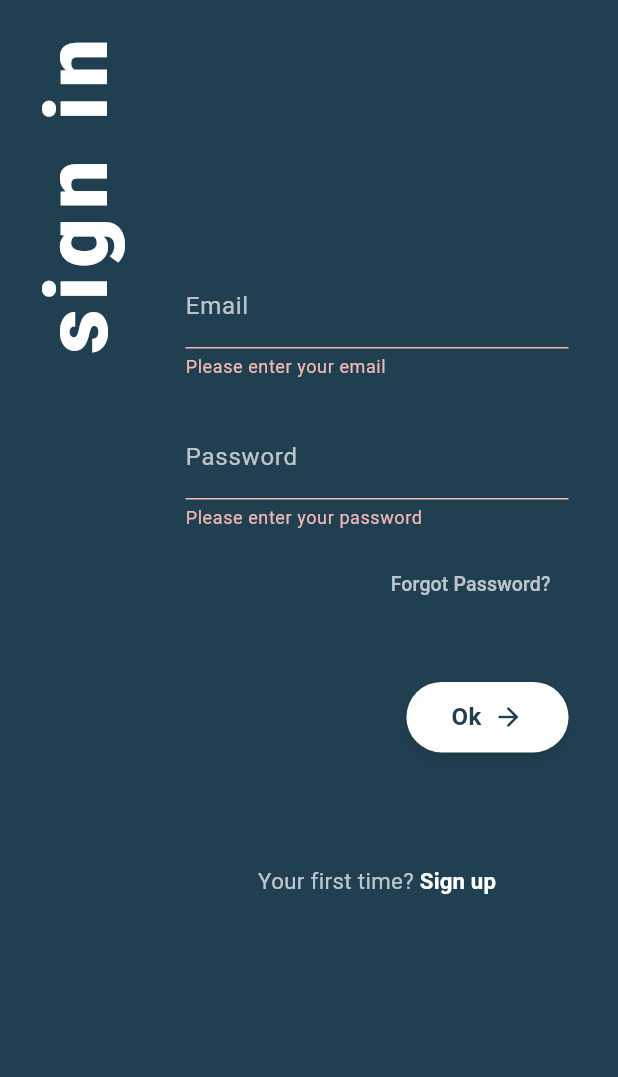
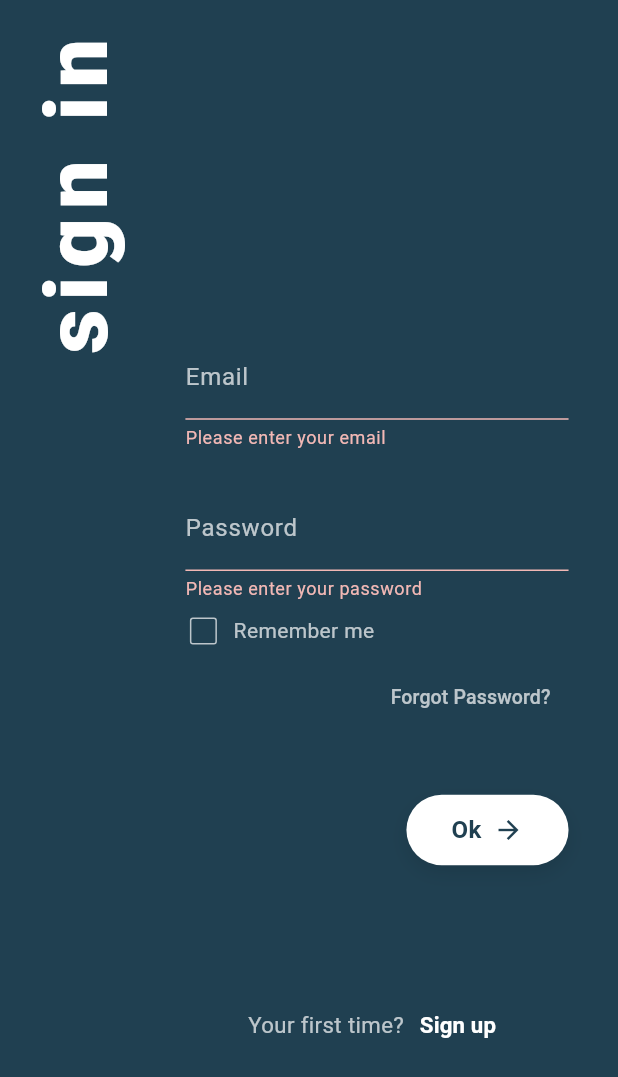
Before and after one commit to jgaspar10/Group_Travel_Expense_App, a Flutter app: the screen it shows after launch, after a tap on "Ok", on a phone screen of 412 x 824 dp. Shown: the top 1077 px of the screen. Run offline on Flutter 3.47's test engine with Material 3 defaults, Android fonts, the phone set to English and light mode, and no system bars; our stand-ins replace cloud_firestore, firebase_auth, firebase_core, image_picker, shared_preferences; accounts and stored records are empty.

Commit message:
remember email, logout function logic implemented working

```diff
--- a/lib/pages/login_page.dart
+++ b/lib/pages/login_page.dart
@@ -1,8 +1,9 @@
 // lib/pages/login_page.dart
 import 'package:flutter/material.dart';
-import 'package:firebase_auth/firebase_auth.dart'; // Import Firebase Auth
+import 'package:firebase_auth/firebase_auth.dart';
+import 'package:shared_preferences/shared_preferences.dart';
 
-// Dark Theme Colors
+// Your color constants...
 const Color darkBackgroundColor = Color(0xFF204051);
 const Color textPrimaryColor = Colors.white;
 const Color textSecondaryColor = Colors.white70;
@@ -24,6 +25,26 @@ class _LoginPageState extends State<LoginPage> {
   final _emailController = TextEditingController();
   final _passwordController = TextEditingController();
 
+  bool _rememberMe = false; // State for the checkbox
+
+  @override
+  void initState() {
+    super.initState();
+    _loadUserEmail();
+  }
+
+  // Load saved email from local storage
+  void _loadUserEmail() async {
+    final SharedPreferences prefs = await SharedPreferences.getInstance();
+    final String? email = prefs.getString('rememberedEmail');
+    if (email != null) {
+      setState(() {
+        _emailController.text = email;
+        _rememberMe = true;
+      });
+    }
+  }
+
   @override
   void dispose() {
     _emailController.dispose();
@@ -31,13 +52,19 @@ class _LoginPageState extends State<LoginPage> {
     super.dispose();
   }
 
-  // --- MODIFIED: _login method with Firebase Auth logic ---
   Future<void> _login() async {
     if (!_formKey.currentState!.validate()) {
-      return; // If form is not valid, do nothing
+      return;
     }
 
-    // Show a loading indicator for better user experience
+    // Save or remove the email based on the checkbox
+    final SharedPreferences prefs = await SharedPreferences.getInstance();
+    if (_rememberMe) {
+      await prefs.setString('rememberedEmail', _emailController.text.trim());
+    } else {
+      await prefs.remove('rememberedEmail');
+    }
+
     showDialog(
       context: context,
       barrierDismissible: false,
@@ -45,33 +72,22 @@ class _LoginPageState extends State<LoginPage> {
     );
 
     try {
-      // Sign in the user with their email and password
       await FirebaseAuth.instance.signInWithEmailAndPassword(
         email: _emailController.text.trim(),
         password: _passwordController.text.trim(),
       );
 
-      // If login is successful, navigate to the HomePage
-      // and remove all previous routes (so the user can't go back to login)
       if (mounted) {
         Navigator.pushNamedAndRemoveUntil(context, '/home', (route) => false);
       }
     } on FirebaseAuthException catch (e) {
-      // Close the loading indicator before showing the error
-      if (mounted) Navigator.pop(context);
-
-      // Handle specific Firebase authentication errors
+      if (mounted) Navigator.pop(context); // Close loading dialog
       String errorMessage = 'An error occurred. Please try again.';
       if (e.code == 'user-not-found' || e.code == 'invalid-credential') {
         errorMessage = 'No user found for that email or wrong password.';
-      } else if (e.code == 'wrong-password') {
-        errorMessage = 'Wrong password provided for that user.';
       }
-
       if (mounted) {
-        ScaffoldMessenger.of(context).showSnackBar(
-          SnackBar(content: Text(errorMessage)),
-        );
+        ScaffoldMessenger.of(context).showSnackBar(SnackBar(content: Text(errorMessage)));
       }
     }
   }
@@ -86,36 +102,28 @@ class _LoginPageState extends State<LoginPage> {
       body: SafeArea(
         child: Row(
           children: <Widget>[
+            // ... Vertical Text Section as before ...
             Container(
               width: screenWidth * 0.25,
               padding: const EdgeInsets.symmetric(horizontal: 10.0, vertical: 20.0),
-              child: Align(
-                alignment: Alignment.topCenter,
-                child: RotatedBox(quarterTurns: -1, child: Text('sign in', textAlign: TextAlign.center, style: TextStyle(color: textPrimaryColor, fontSize: screenHeight * 0.07, fontWeight: FontWeight.w900, letterSpacing: 6))),
-              ),
+              child: Align(alignment: Alignment.topCenter, child: RotatedBox(quarterTurns: -1, child: Text('sign in', textAlign: TextAlign.center, style: TextStyle(color: textPrimaryColor, fontSize: screenHeight * 0.07, fontWeight: FontWeight.w900, letterSpacing: 6)))),
             ),
             Expanded(
               child: SingleChildScrollView(
-                child: Padding(
                 padding: EdgeInsets.fromLTRB(screenWidth * 0.05, screenHeight * 0.05, screenWidth * 0.08, screenHeight * 0.02),
                 child: Form(
                   key: _formKey,
-                    child: SizedBox(
-                      height: screenHeight * 0.9,
                   child: Column(
-                        crossAxisAlignment: CrossAxisAlignment.stretch,
+                    crossAxisAlignment: CrossAxisAlignment.start,
                     mainAxisAlignment: MainAxisAlignment.center,
                     children: <Widget>[
-                          const Spacer(flex: 2),
+                      SizedBox(height: screenHeight * 0.1),
                       TextFormField(
                         controller: _emailController,
                         style: const TextStyle(color: textPrimaryColor),
                         keyboardType: TextInputType.emailAddress,
                         decoration: const InputDecoration(labelText: 'Email', labelStyle: TextStyle(color: textSecondaryColor), enabledBorder: UnderlineInputBorder(borderSide: BorderSide(color: inputLineColor)), focusedBorder: UnderlineInputBorder(borderSide: BorderSide(color: inputFocusedLineColor))),
-                            validator: (v) {
-                              if (v == null || v.isEmpty) return 'Please enter your email';
-                              return null;
-                            },
+                        validator: (v) => v!.isEmpty ? 'Please enter your email' : null,
                       ),
                       SizedBox(height: screenHeight * 0.03),
                       TextFormField(
@@ -125,7 +133,31 @@ class _LoginPageState extends State<LoginPage> {
                         obscureText: true,
                         validator: (v) => v!.isEmpty ? 'Please enter your password' : null,
                       ),
-                          SizedBox(height: screenHeight * 0.015),
+                      // --- ADDED: Remember Me Checkbox ---
+                      Padding(
+                        padding: const EdgeInsets.symmetric(vertical: 8.0),
+                        child: Row(
+                          children: [
+                            SizedBox(
+                              width: 24,
+                              height: 24,
+                              child: Checkbox(
+                                value: _rememberMe,
+                                onChanged: (value) {
+                                  setState(() {
+                                    _rememberMe = value ?? false;
+                                  });
+                                },
+                                activeColor: accentColor,
+                                checkColor: darkBackgroundColor,
+                                side: const BorderSide(color: textSecondaryColor),
+                              ),
+                            ),
+                            const SizedBox(width: 8),
+                            const Text("Remember me", style: TextStyle(color: textSecondaryColor)),
+                          ],
+                        ),
+                      ),
                       Align(
                         alignment: Alignment.centerRight,
                         child: TextButton(onPressed: () {}, child: const Text('Forgot Password?', style: TextStyle(color: textSecondaryColor, fontSize: 13))),
@@ -138,30 +170,24 @@ class _LoginPageState extends State<LoginPage> {
                           borderRadius: BorderRadius.circular(30),
                           child: Container(
                             padding: const EdgeInsets.symmetric(horizontal: 30, vertical: 12),
-                                decoration: BoxDecoration(color: circularButtonBackgroundColor, borderRadius: BorderRadius.circular(30), boxShadow: [BoxShadow(color: Colors.black.withAlpha((255 * 0.1).round()), blurRadius: 10, offset: const Offset(0, 5))]),
-                                child: const Row(
-                                  mainAxisSize: MainAxisSize.min,
-                                  children: [Text('Ok', style: TextStyle(color: circularButtonIconColor, fontWeight: FontWeight.bold, fontSize: 16)), SizedBox(width: 8), Icon(Icons.arrow_forward, color: circularButtonIconColor, size: 20)],
+                            decoration: BoxDecoration(color: circularButtonBackgroundColor, borderRadius: BorderRadius.circular(30), boxShadow: [BoxShadow(color: Colors.black.withAlpha(26), blurRadius: 10, offset: const Offset(0, 5))]),
+                            child: const Row(mainAxisSize: MainAxisSize.min, children: [Text('Ok', style: TextStyle(color: circularButtonIconColor, fontWeight: FontWeight.bold, fontSize: 16)), SizedBox(width: 8), Icon(Icons.arrow_forward, color: circularButtonIconColor, size: 20)]),
                           ),
                         ),
                       ),
-                          ),
-                          const Spacer(),
+                      SizedBox(height: screenHeight * 0.1),
                       Row(
                         mainAxisAlignment: MainAxisAlignment.center,
                         children: [
                           Text("Your first time? ", style: TextStyle(color: textSecondaryColor, fontSize: screenHeight * 0.018)),
                           TextButton(
                             onPressed: () => Navigator.pushNamed(context, '/register'),
-                                style: TextButton.styleFrom(padding: EdgeInsets.zero, minimumSize: const Size(50, 30)),
+                            style: TextButton.styleFrom(padding: EdgeInsets.zero),
                             child: Text('Sign up', style: TextStyle(color: accentColor, fontWeight: FontWeight.bold, fontSize: screenHeight * 0.018)),
                           ),
                         ],
                       ),
-                          const Spacer(flex: 3),
                     ],
-                      ),
-                    ),
                   ),
                 ),
               ),
--- a/pubspec.yaml
+++ b/pubspec.yaml
@@ -19,6 +19,7 @@ dependencies:
   intl: ^0.19.0
   image_picker: ^1.1.2
   cupertino_icons: ^1.0.8
+  shared_preferences: ^2.2.3 # Or the latest version from pub.dev
 
   # --- FIREBASE PACKAGES ---
   firebase_core: ^3.1.1
```
Also changed, not shown: lib/pages/home_page.dart (+57 -27 lines), pubspec.lock. Lines whose indentation alone changed are shown as unchanged.
